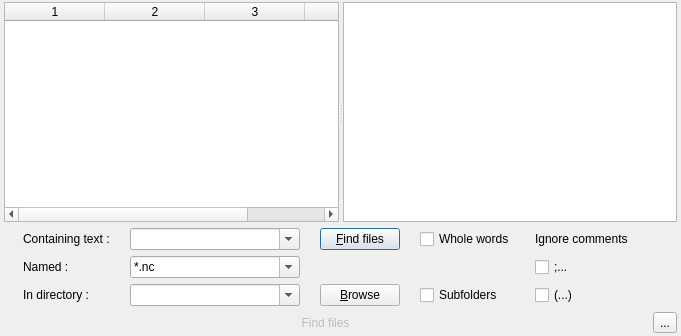
Above: gcodeworkshop/src/gui/findinfiles/findinfilespanel.ui from u-235/gcodeworkshop-draft before the change. Below: the same form after it.
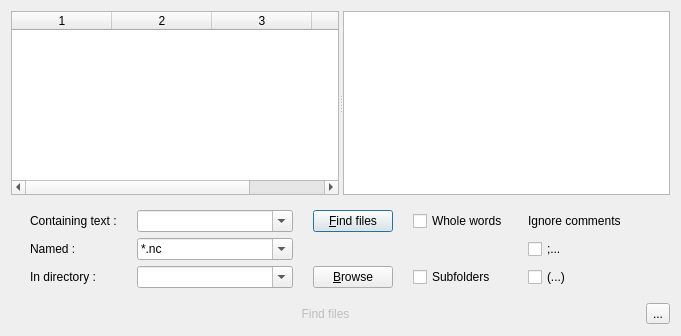
That is the form after the change.

The edit to the form file:
```diff
--- a/gcodeworkshop/src/gui/findinfiles/findinfilespanel.ui
+++ b/gcodeworkshop/src/gui/findinfiles/findinfilespanel.ui
@@ -10,12 +10,6 @@
     <height>336</height>
    </rect>
   </property>
-  <property name="sizePolicy">
-   <sizepolicy hsizetype="Maximum" vsizetype="Maximum">
-    <horstretch>0</horstretch>
-    <verstretch>0</verstretch>
-   </sizepolicy>
-  </property>
   <property name="windowTitle">
    <string>Dialog</string>
   </property>
@@ -23,18 +17,6 @@
    <bool>true</bool>
   </property>
   <layout class="QVBoxLayout" name="verticalLayout_2">
-   <property name="leftMargin">
-    <number>4</number>
-   </property>
-   <property name="topMargin">
-    <number>2</number>
-   </property>
-   <property name="rightMargin">
-    <number>4</number>
-   </property>
-   <property name="bottomMargin">
-    <number>2</number>
-   </property>
    <item>
     <widget class="QSplitter" name="splitter">
      <property name="sizePolicy">
@@ -149,12 +131,6 @@
       <property name="sizeConstraint">
        <enum>QLayout::SetMinimumSize</enum>
       </property>
-      <property name="topMargin">
-       <number>0</number>
-      </property>
-      <property name="bottomMargin">
-       <number>0</number>
-      </property>
       <property name="horizontalSpacing">
        <number>20</number>
       </property>
@@ -375,9 +351,6 @@
      <property name="sizeConstraint">
       <enum>QLayout::SetFixedSize</enum>
      </property>
-     <property name="bottomMargin">
-      <number>0</number>
-     </property>
      <item>
       <widget class="QPushButton" name="title">
        <property name="enabled">
```
Left out of the diff: 6 changed lines with no effect on the pictures.
